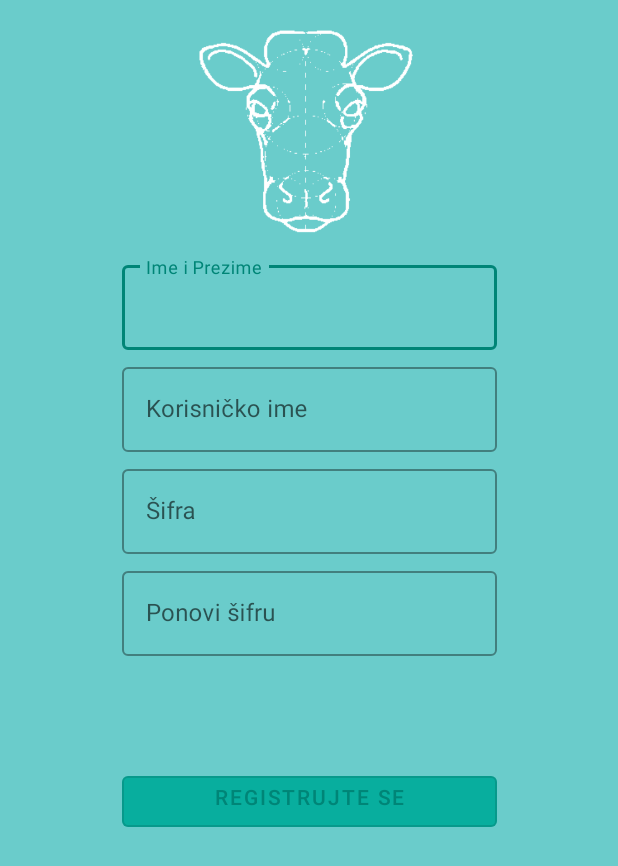
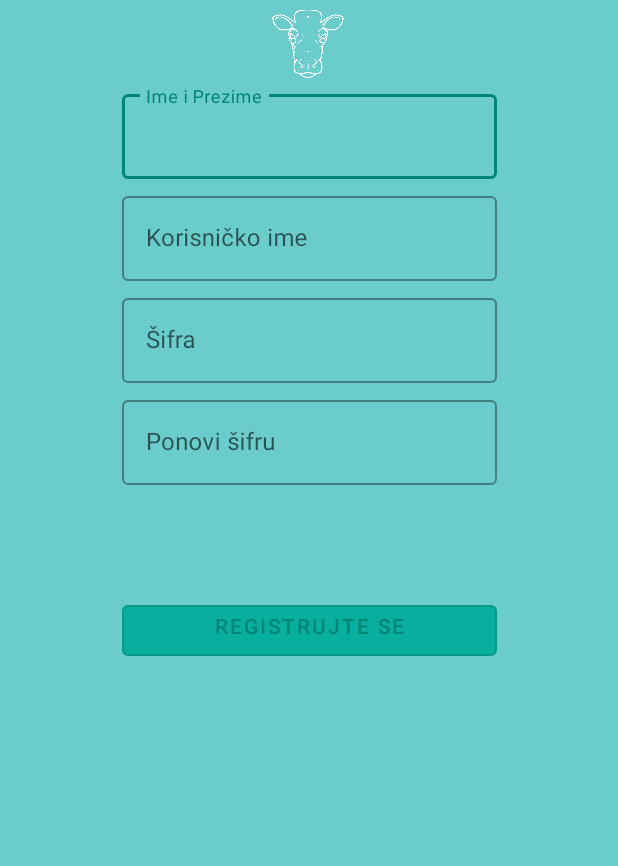
Before and after one commit to Vekisa/MVM-Android, an Android app: the RegistrationActivity screen opened directly, with no data from a screen before it, after a tap on "REGISTRUJTE SE", on a phone screen of 412 x 824 dp. Shown: the top 866 px of the screen. Run offline under Robolectric (Android 15) with nearby library versions, the light colour scheme and no system bars; network calls fail; 1 statement that could not run was skipped.

Commit message:
Registration

```diff
--- a/app/src/main/java/com/example/mvm/RegistrationActivity.java
+++ b/app/src/main/java/com/example/mvm/RegistrationActivity.java
@@ -7,6 +7,7 @@ import android.os.Bundle;
 import android.os.StrictMode;
 import android.view.View;
 import android.widget.ArrayAdapter;
+import android.widget.Button;
 import android.widget.EditText;
 import android.widget.Spinner;
 import android.widget.Toast;
@@ -42,7 +43,7 @@ public class RegistrationActivity extends AppCompatActivity {
         super.onCreate(savedInstanceState);
         setContentView(R.layout.activity_registration);
 
-        name = findViewById(R.id.title);
+        name = findViewById(R.id.name);
         username = findViewById(R.id.username);
         password = findViewById(R.id.password);
         passwordCheck = findViewById(R.id.passwordCheck);
@@ -53,6 +54,68 @@ public class RegistrationActivity extends AppCompatActivity {
         StrictMode.setThreadPolicy(policy);
 
         ArrayList<String> arraySpinner = new ArrayList<>();
+
+        Button buttonReg = (Button)findViewById(R.id.buttonReg);
+
+        buttonReg.setOnClickListener(new View.OnClickListener() {
+            @Override
+            public void onClick(View v) {
+                if(!password.getText().toString().equals(passwordCheck.getText().toString())) {
+                    Toast.makeText(getApplication().getBaseContext(), "Sifre se ne poklapaju",
+                            Toast.LENGTH_SHORT).show();
+                }else{
+
+                    JSONObject jsonObject = new JSONObject();
+                    MediaType JSON = MediaType.parse("application/json; charset=utf-8");
+                    try {
+                        jsonObject.put("username", username.getText().toString());
+                        jsonObject.put("name", name.getText().toString());
+                        jsonObject.put("password", password.getText().toString());
+                        jsonObject.put("category", category.getSelectedItem().toString());
+
+                    } catch (JSONException e) {
+                        e.printStackTrace();
+                    }
+
+                    RequestBody body = RequestBody.create(JSON, jsonObject.toString());
+
+                    Request request = new Request.Builder()
+                            .url(AppProperties.getInstance().getServerUrl() + "/auth/registration")
+                            .post(body)
+                            .build();
+
+                    try {
+                        Response response = AppProperties.getInstance().getHttpClient().newCall(request).execute();
+                        if(response.code() == 200){
+
+                            Response responseLog = AppProperties.getInstance().login(getApplicationContext(),username.getText().toString(),password.getText().toString());
+
+                            if (responseLog.code()==200){
+                                Intent checkCredentialsIntent = new Intent(getApplicationContext(), CategoryActivity.class);
+                                checkCredentialsIntent.setFlags(Intent.FLAG_ACTIVITY_CLEAR_TOP | Intent.FLAG_ACTIVITY_NEW_TASK);
+                                startActivity(checkCredentialsIntent);
+                                finish();
+
+                            }else{
+                                Toast.makeText(getApplication().getBaseContext(),"Doslo je do greske pri komunikaciji sa serverom.",
+                                        Toast.LENGTH_SHORT).show();
+                                Intent login = new Intent(getApplicationContext(),LoginActivity.class);
+                                startActivity(login);
+                                System.out.println(" Response: " + response.toString());
+                            }
+                        }else{
+                            Toast.makeText(getApplication().getBaseContext(),"Doslo je do greske pri komunikaciji sa serverom.",
+                                    Toast.LENGTH_SHORT).show();
+                            System.out.println(username.getText()  + " " + password.getText() + " Response: " + response.toString());
+                        }
+                    } catch (IOException e) {
+                        e.printStackTrace();
+                    }
+                }
+            }
+        });
+
+
 
         Request request = new Request.Builder()
                 .url(AppProperties.getInstance().getServerUrl() + "/category/all")
@@ -91,43 +154,6 @@ public class RegistrationActivity extends AppCompatActivity {
 
     public void onRegistrationClick(View v){
 
-        if(!password.getText().toString().equals(passwordCheck.getText().toString())) {
-            Toast.makeText(getApplication().getBaseContext(), "Sifre se ne poklapaju",
-                    Toast.LENGTH_SHORT).show();
-        }else{
 
-            JSONObject jsonObject = new JSONObject();
-            MediaType JSON = MediaType.parse("application/json; charset=utf-8");
-            try {
-                jsonObject.put("username", username.getText().toString());
-                jsonObject.put("name", name.getText().toString());
-                jsonObject.put("password", password.getText().toString());
-                jsonObject.put("category", category.getSelectedItem().toString());
-
-            } catch (JSONException e) {
-                e.printStackTrace();
-            }
-
-            RequestBody body = RequestBody.create(JSON, jsonObject.toString());
-
-            Request request = new Request.Builder()
-                    .url(AppProperties.getInstance().getServerUrl() + "/auth/registration")
-                    .post(body)
-                    .build();
-
-            try {
-                Response response = AppProperties.getInstance().getHttpClient().newCall(request).execute();
-                if(response.code() == 200){
-                    Intent categoryIntent = new Intent(getApplicationContext(), LoginActivity.class);
-                    startActivity(categoryIntent);
-                }else{
-                    Toast.makeText(getApplication().getBaseContext(),"Doslo je do greske pri komunikaciji sa serverom.",
-                            Toast.LENGTH_SHORT).show();
-                    System.out.println(username.getText()  + " " + password.getText() + " Response: " + response.toString());
-                }
-            } catch (IOException e) {
-                e.printStackTrace();
-            }
-        }
     }
 }
--- a/app/src/main/res/layout/activity_registration.xml
+++ b/app/src/main/res/layout/activity_registration.xml
@@ -9,8 +9,8 @@
 
     <ImageView
         android:id="@+id/imageCow"
-        android:layout_width="160dp"
-        android:layout_height="171dp"
+        android:layout_width="97dp"
+        android:layout_height="57dp"
         app:layout_constraintLeft_toLeftOf="parent"
         app:layout_constraintRight_toRightOf="parent"
         app:layout_constraintTop_toTopOf="parent"
@@ -128,18 +128,16 @@
     </com.google.android.material.textfield.TextInputLayout>
 
 
-
     <com.google.android.material.button.MaterialButton
         android:id="@+id/buttonReg"
         style="@style/Widget.MaterialComponents.Button.OutlinedButton"
         android:layout_width="250dp"
         android:layout_height="46dp"
-        android:onClick="onRegistrationClick"
+        android:gravity="center_horizontal"
         android:text="@string/app_registration"
         app:backgroundTint="@color/colorButtonReg"
-        android:gravity="center_horizontal"
-        app:layout_constraintTop_toBottomOf="@+id/spinner"
+        app:layout_constraintEnd_toEndOf="@id/spinner"
         app:layout_constraintStart_toStartOf="@+id/spinner"
-        app:layout_constraintEnd_toEndOf="@id/spinner" />
+        app:layout_constraintTop_toBottomOf="@+id/spinner" />
 
 </androidx.constraintlayout.widget.ConstraintLayout>
```
